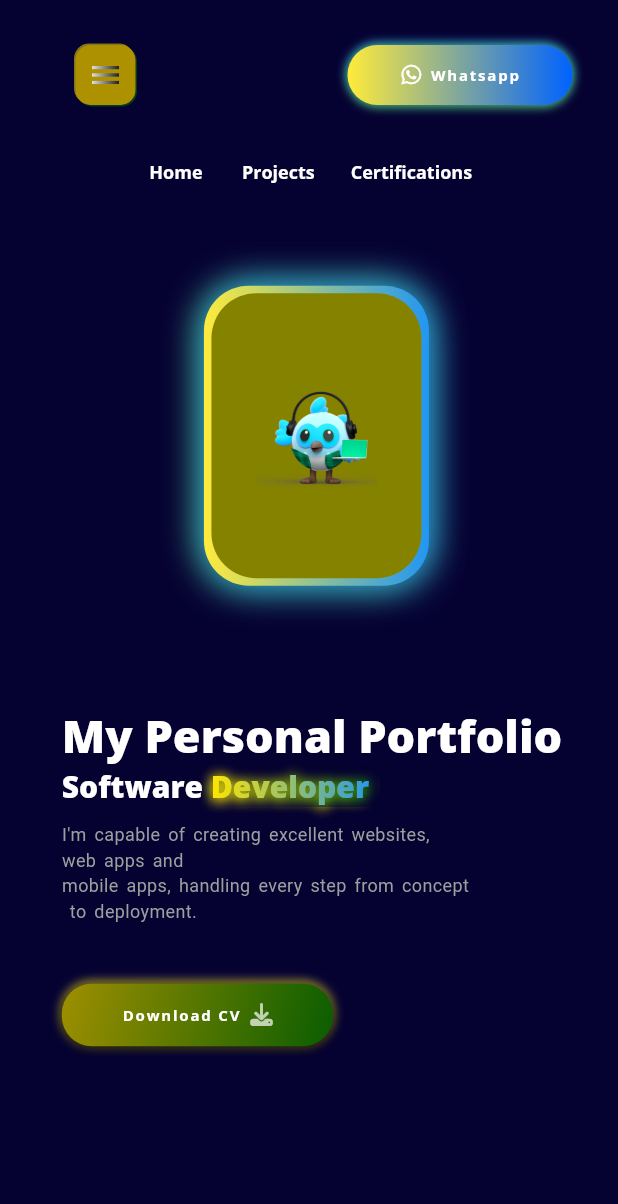
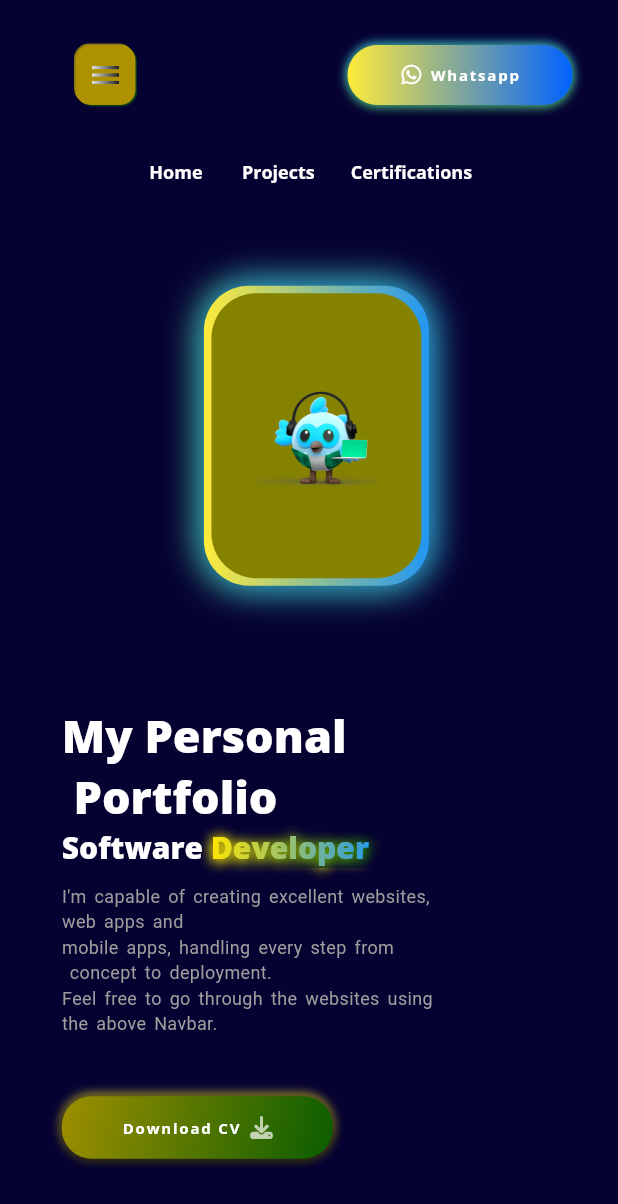
Before and after one commit to maagyei04/My_Portfolio, a Flutter app: the screen it shows after launch, on a phone screen of 412 x 824 dp. Shown: the top 1204 px of the screen. Run offline on Flutter 3.47's test engine with Material 2 defaults, Android fonts, the phone set to English and light mode, and no system bars; our stand-ins replace flutter_svg, font_awesome_flutter, get, google_fonts, photo_view.

Commit message:
Changes made to overflow bug

```diff
--- a/lib/view/intro/components/description_text.dart
+++ b/lib/view/intro/components/description_text.dart
@@ -14,8 +14,8 @@ class AnimatedDescriptionText extends StatelessWidget {
       duration: const Duration(milliseconds: 500),
       builder: (context, value, child) {
         return Text(
-          'I\'m capable of creating excellent websites, ${Responsive.isMobile(context) ? '\n' : ''}web apps and ${Responsive.isLargeMobile(context) ? '\n' : ''}mobile apps, ${!Responsive.isLargeMobile(context) ? '\n' : ''}handling every step from concept${Responsive.isMobile(context) ? '\n' : ''} to deployment.${!Responsive.isLargeMobile(context) ? '\n' : ''}${Responsive.isLargeMobile(context) ? '\n' : ''}Feel free to go through the websites using ${Responsive.isLargeMobile(context) ? '\n' : ''}the above Navbar. ${!Responsive.isLargeMobile(context) ? '\n' : ''}NB: Built this website using Flutter.',
-          maxLines: 4,
+          'I\'m capable of creating excellent websites, ${Responsive.isMobile(context) ? '\n' : ''}web apps and ${Responsive.isLargeMobile(context) ? '\n' : ''}mobile apps, ${!Responsive.isLargeMobile(context) ? '\n' : ''}handling every step from${Responsive.isMobile(context) ? '\n' : ''} concept to deployment.${!Responsive.isLargeMobile(context) ? '\n' : ''}${Responsive.isLargeMobile(context) ? '\n' : ''}Feel free to go through the websites using ${Responsive.isLargeMobile(context) ? '\n' : ''}the above Navbar. ${!Responsive.isLargeMobile(context) ? '\n' : ''}',
+          maxLines: 6,
           overflow: TextOverflow.ellipsis,
           style: TextStyle(color: Colors.grey, wordSpacing: 2, fontSize: value),
         );
--- a/lib/view/intro/components/headline_text.dart
+++ b/lib/view/intro/components/headline_text.dart
@@ -1,4 +1,5 @@
 import 'package:flutter/material.dart';
+import '../../../view model/responsive.dart';
 
 class MyPortfolioText extends StatelessWidget {
   const MyPortfolioText({super.key, required this.start, required this.end});
@@ -11,7 +12,7 @@ class MyPortfolioText extends StatelessWidget {
         tween: Tween(begin: start, end: end),
         duration: const Duration(milliseconds: 200),
         builder: (context, value, child) {
-          return Text('My Personal Portfolio',
+          return Text('My Personal${Responsive.isMobile(context) ? '\n' : ''} Portfolio',
               style: Theme.of(context).textTheme.headlineLarge!.copyWith(
                   color: Colors.white,
                   fontWeight: FontWeight.w900,
```
